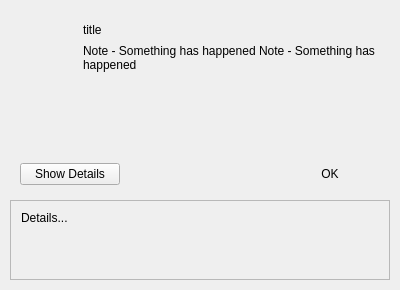
Old version of the form BlockSettleUILib/BSMessageBox.ui in the repository BlockSettle/terminal.
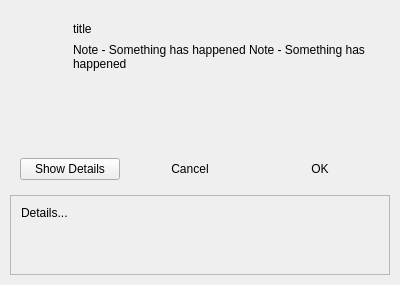
New version of the form. Icons and pictures are not drawn.

Commit message: Replacing all message boxes with BSMessageBox - removed all MessageBox* classes - replaced all calls to previous MessageBox* classes to BSMessageBox - changed upper case strings to lower case, also tried to fix spelling and grammar errors when found - updated BSMessageBox to support long text, at this point BSMessageBox keeps its minimum size no matter how much text is in it but if the text is too large to fit, BSMessageBox will grow in height only to accommodate the text

Patch:
```diff
--- a/BlockSettleUILib/BSMessageBox.ui
+++ b/BlockSettleUILib/BSMessageBox.ui
@@ -7,9 +7,21 @@
     <x>0</x>
     <y>0</y>
     <width>400</width>
-    <height>290</height>
+    <height>285</height>
    </rect>
   </property>
+  <property name="sizePolicy">
+   <sizepolicy hsizetype="Preferred" vsizetype="Preferred">
+    <horstretch>0</horstretch>
+    <verstretch>0</verstretch>
+   </sizepolicy>
+  </property>
+  <property name="minimumSize">
+   <size>
+    <width>400</width>
+    <height>285</height>
+   </size>
+  </property>
   <property name="windowTitle">
    <string>Info</string>
   </property>
@@ -40,12 +52,12 @@
      <property name="minimumSize">
       <size>
        <width>0</width>
-       <height>120</height>
+       <height>110</height>
       </size>
      </property>
-     <layout class="QHBoxLayout" name="horizontalLayout_2">
+     <layout class="QHBoxLayout" name="horizontalLayout_2" stretch="1,8">
       <property name="spacing">
-       <number>20</number>
+       <number>10</number>
       </property>
       <property name="leftMargin">
        <number>20</number>
@@ -105,7 +117,7 @@
         <item>
          <widget class="QLabel" name="labelText">
           <property name="sizePolicy">
-           <sizepolicy hsizetype="Preferred" vsizetype="Preferred">
+           <sizepolicy hsizetype="Preferred" vsizetype="Expanding">
             <horstretch>0</horstretch>
             <verstretch>0</verstretch>
            </sizepolicy>
@@ -148,7 +160,7 @@
        <number>5</number>
       </property>
       <property name="rightMargin">
-       <number>10</number>
+       <number>20</number>
       </property>
       <property name="bottomMargin">
        <number>5</number>
@@ -178,6 +190,28 @@
         </property>
        </widget>
       </item>
+      <item>
+       <widget class="QPushButton" name="pushButtonCancel">
+        <property name="minimumSize">
+         <size>
+          <width>120</width>
+          <height>0</height>
+         </size>
+        </property>
+        <property name="maximumSize">
+         <size>
+          <width>120</width>
+          <height>16777215</height>
+         </size>
+        </property>
+        <property name="text">
+         <string>Cancel</string>
+        </property>
+        <property name="flat">
+         <bool>true</bool>
+        </property>
+       </widget>
+      </item>
       <item alignment="Qt::AlignRight">
        <widget class="QPushButton" name="pushButtonOk">
         <property name="minimumSize">
@@ -188,7 +222,7 @@
         </property>
         <property name="maximumSize">
          <size>
-          <width>16777215</width>
+          <width>120</width>
           <height>16777215</height>
          </size>
         </property>
```
Left out of the diff: 20 changed lines with no effect on the pictures. Lines whose indentation alone changed are shown as unchanged. The commit also changes 41 other files.
